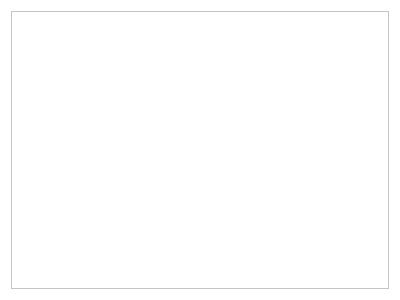
This is CaX/widget/formBottom/tabletracks.ui in fsest4u/CaX_03 as Qt 5 draws it before an edit. The edited form follows.
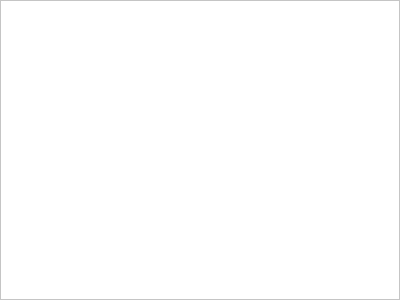
This is the edited form.

```diff
--- a/CaX/widget/formBottom/tabletracks.ui
+++ b/CaX/widget/formBottom/tabletracks.ui
@@ -30,6 +30,21 @@
 }</string>
   </property>
   <layout class="QGridLayout" name="gridLayout">
+   <property name="leftMargin">
+    <number>0</number>
+   </property>
+   <property name="topMargin">
+    <number>0</number>
+   </property>
+   <property name="rightMargin">
+    <number>0</number>
+   </property>
+   <property name="bottomMargin">
+    <number>0</number>
+   </property>
+   <property name="spacing">
+    <number>0</number>
+   </property>
    <item row="0" column="0">
     <widget class="QTableView" name="tableView">
      <property name="styleSheet">
```
